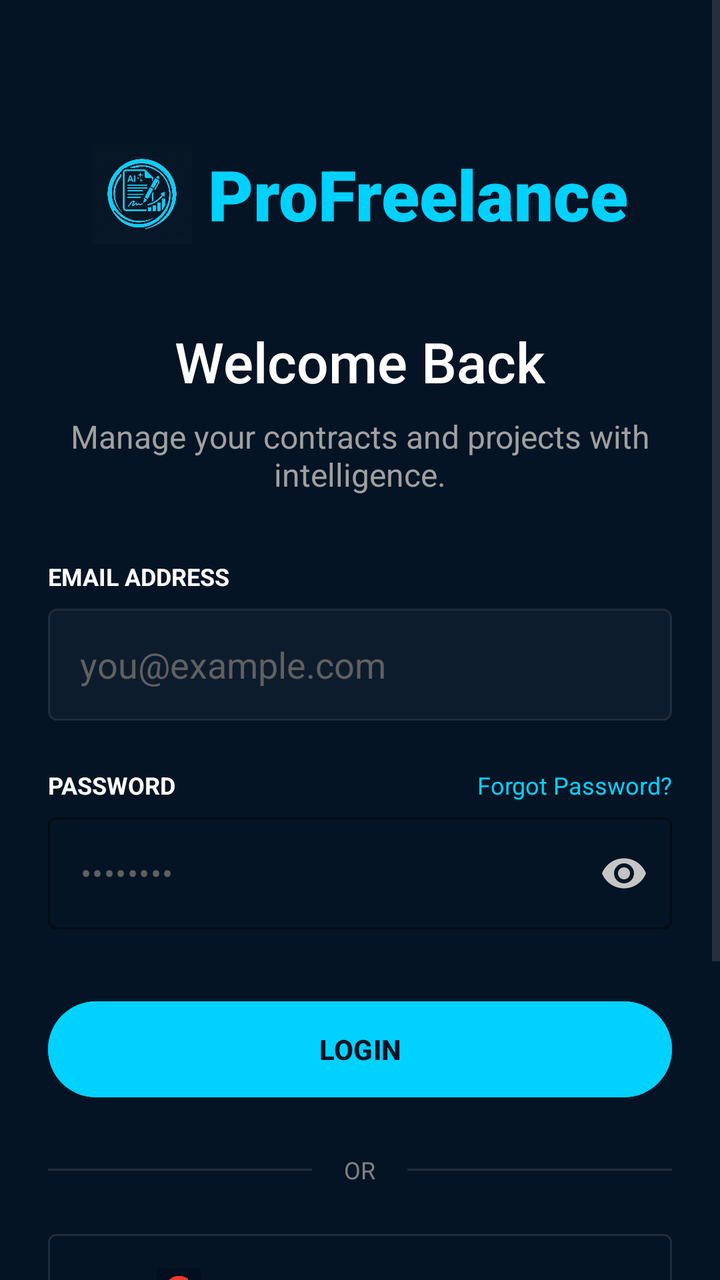
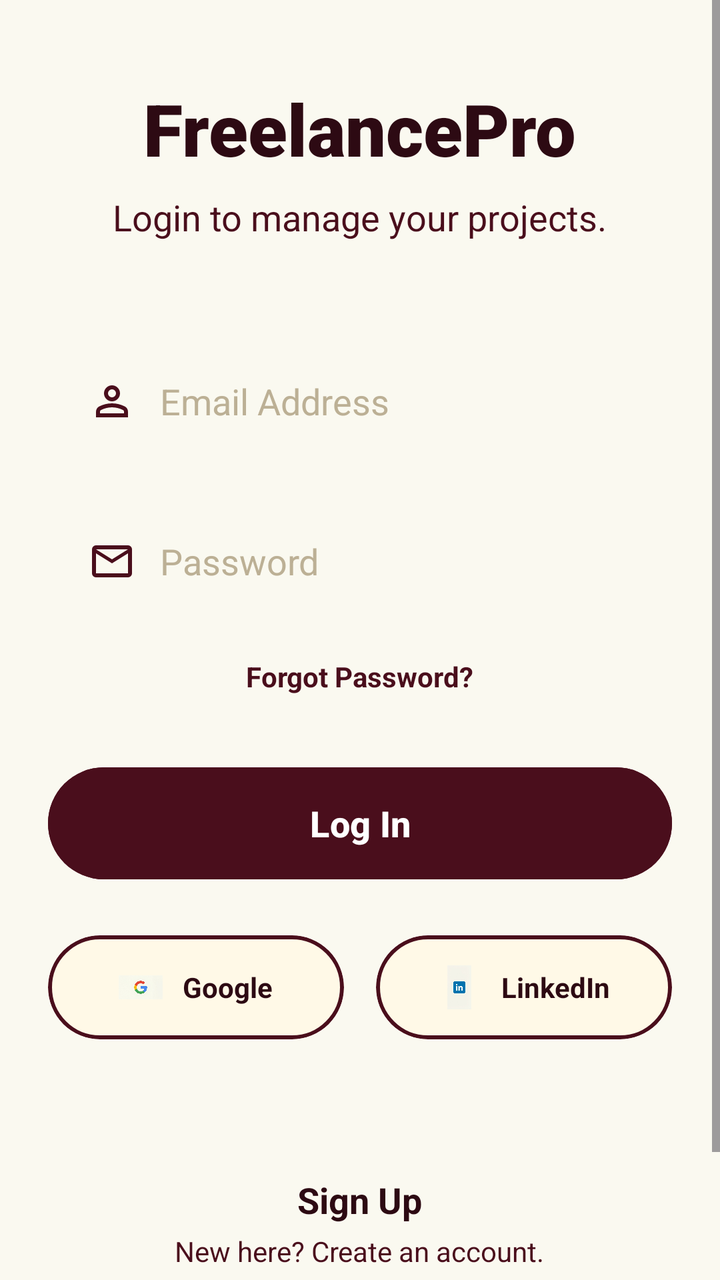

Before-and-after screenshots of an Android layout around one commit, followed by the original layout XML and the change that was made.
<!-- AndroidManifest.xml: application theme Theme.FreeLancer -->
<!-- res/layout/activity_login.xml -->
<?xml version="1.0" encoding="utf-8"?>
<ScrollView xmlns:android="http://schemas.android.com/apk/res/android"
    xmlns:app="http://schemas.android.com/apk/res-auto"
    android:layout_width="match_parent"
    android:layout_height="match_parent"
    android:background="#051424"
    android:fillViewport="true">

    <LinearLayout
        android:layout_width="match_parent"
        android:layout_height="wrap_content"
        android:orientation="vertical"
        android:padding="24dp">

        
        <LinearLayout
            android:layout_width="wrap_content"
            android:layout_height="wrap_content"
            android:layout_gravity="center_horizontal"
            android:layout_marginTop="48dp"
            android:gravity="center_vertical"
            android:orientation="horizontal">

            <ImageView
                android:id="@+id/logoIcon"
                android:layout_width="50dp"
                android:layout_height="50dp"
                android:src="@drawable/logo" />

            <TextView
                android:id="@+id/brandName"
                android:layout_width="wrap_content"
                android:layout_height="wrap_content"
                android:layout_marginStart="8dp"
                android:fontFamily="sans-serif-black"
                android:text="ProFreelance"
                android:textColor="#00D1FF"
                android:textSize="35sp" />

        </LinearLayout>


        
        <TextView
            android:id="@+id/welcomeTitle"
            android:layout_width="wrap_content"
            android:layout_height="wrap_content"
            android:layout_gravity="center_horizontal"
            android:layout_marginTop="40dp"
            android:fontFamily="sans-serif-medium"
            android:text="Welcome Back"
            android:textColor="#FFFFFF"
            android:textSize="28sp" />


        
        <TextView
            android:id="@+id/welcomeSubtitle"
            android:layout_width="match_parent"
            android:layout_height="wrap_content"
            android:layout_marginTop="8dp"
            android:gravity="center"
            android:text="Manage your contracts and projects with intelligence."
            android:textColor="#A0A0A0"
            android:textSize="16sp" />


        
        <LinearLayout
            android:id="@+id/formContainer"
            android:layout_width="match_parent"
            android:layout_height="wrap_content"
            android:layout_marginTop="32dp"
            android:orientation="vertical">

            
            <TextView
                android:layout_width="wrap_content"
                android:layout_height="wrap_content"
                android:text="EMAIL ADDRESS"
                android:textColor="#FFFFFF"
                android:textSize="12sp"
                android:textStyle="bold" />

            
            <EditText
                android:id="@+id/etEmail"
                android:layout_width="match_parent"
                android:layout_height="56dp"
                android:layout_marginTop="8dp"
                android:background="@drawable/bg_input_field"
                android:hint="you@example.com"
                android:inputType="textEmailAddress"
                android:padding="16dp"
                android:textColor="#FFFFFF"
                android:textColorHint="#606060" />


            
            <LinearLayout
                android:layout_width="match_parent"
                android:layout_height="wrap_content"
                android:layout_marginTop="24dp"
                android:gravity="center_vertical"
                android:orientation="horizontal">

                <TextView
                    android:layout_width="0dp"
                    android:layout_height="wrap_content"
                    android:layout_weight="1"
                    android:text="PASSWORD"
                    android:textColor="#FFFFFF"
                    android:textSize="12sp"
                    android:textStyle="bold" />

                <TextView
                    android:id="@+id/tvForgotPassword"
                    android:layout_width="wrap_content"
                    android:layout_height="wrap_content"
                    android:text="Forgot Password?"
                    android:textColor="#00D1FF"
                    android:textSize="12sp" />

            </LinearLayout>


            <com.google.android.material.textfield.TextInputLayout
                android:id="@+id/passwordLayout"
                android:layout_width="match_parent"
                android:layout_height="56dp"
                android:layout_marginTop="8dp"
                app:boxBackgroundMode="outline"
                app:boxBackgroundColor="#051424"
                app:boxStrokeColor="#404B5A"
                app:endIconMode="password_toggle"
                app:endIconTint="#C5C5C5"
                app:hintEnabled="false">

                <com.google.android.material.textfield.TextInputEditText
                    android:id="@+id/etPassword"
                    android:layout_width="match_parent"
                    android:layout_height="match_parent"
                    android:hint="••••••••"
                    android:inputType="textPassword"
                    android:padding="16dp"
                    android:textColor="#FFFFFF"
                    android:textColorHint="#606060"
                    android:textSize="16sp" />

            </com.google.android.material.textfield.TextInputLayout>


            
            <Button
                android:id="@+id/btnLogin"
                android:layout_width="match_parent"
                android:layout_height="56dp"
                android:layout_marginTop="32dp"
                android:backgroundTint="#00D1FF"
                android:text="LOGIN"
                android:textColor="#051424"
                android:textStyle="bold" />

        </LinearLayout>


        
        <LinearLayout
            android:id="@+id/dividerLayout"
            android:layout_width="match_parent"
            android:layout_height="wrap_content"
            android:layout_marginTop="24dp"
            android:gravity="center_vertical"
            android:orientation="horizontal">

            <View
                android:layout_width="0dp"
                android:layout_height="1dp"
                android:layout_weight="1"
                android:background="#202C3A" />

            <TextView
                android:layout_width="wrap_content"
                android:layout_height="wrap_content"
                android:layout_marginStart="16dp"
                android:layout_marginEnd="16dp"
                android:text="OR"
                android:textColor="#808080"
                android:textSize="12sp" />

            <View
                android:layout_width="0dp"
                android:layout_height="1dp"
                android:layout_weight="1"
                android:background="#202C3A" />

        </LinearLayout>


        <com.google.android.material.card.MaterialCardView
            android:id="@+id/btnGoogle"
            android:layout_width="match_parent"
            android:layout_height="56dp"
            android:layout_marginTop="24dp"
            app:cardBackgroundColor="#051424"
            app:cardCornerRadius="4dp"
            app:strokeColor="#202C3A"
            app:strokeWidth="1dp">

            <LinearLayout
                android:layout_width="match_parent"
                android:layout_height="match_parent"
                android:gravity="center"
                android:orientation="horizontal"
                android:clickable="true"
                android:focusable="true">

                <ImageView
                    android:id="@+id/googleIcon"
                    android:layout_width="22dp"
                    android:layout_height="22dp"
                    android:src="@drawable/ic_google"
                    android:contentDescription="Google"
                    android:layout_marginLeft="-5dp"/>

                <TextView
                    android:id="@+id/googleText"
                    android:layout_width="wrap_content"
                    android:layout_height="wrap_content"
                    android:layout_marginStart="12dp"
                    android:text="CONTINUE WITH GOOGLE"
                    android:textColor="#FFFFFF"
                    android:textSize="14sp"
                    android:textStyle="bold" />

            </LinearLayout>

        </com.google.android.material.card.MaterialCardView>


        
        <com.google.android.material.card.MaterialCardView
            android:id="@+id/btnLinkedIn"
            android:layout_width="match_parent"
            android:layout_height="56dp"
            android:layout_marginTop="16dp"
            app:cardBackgroundColor="#051424"
            app:cardCornerRadius="4dp"
            app:strokeColor="#202C3A"
            app:strokeWidth="1dp">

            <LinearLayout
                android:layout_width="match_parent"
                android:layout_height="match_parent"
                android:gravity="center"
                android:orientation="horizontal"
                android:clickable="true"
                android:focusable="true"
                android:foreground="?attr/selectableItemBackground">

                <ImageView
                    android:id="@+id/linkedinIcon"
                    android:layout_width="22dp"
                    android:layout_height="22dp"
                    android:src="@drawable/ic_linkedin"
                    android:contentDescription="LinkedIn"
                    android:layout_marginLeft="-5dp"/>

                <TextView
                    android:id="@+id/linkedinText"
                    android:layout_width="wrap_content"
                    android:layout_height="wrap_content"
                    android:layout_marginStart="12dp"
                    android:text="CONTINUE WITH LINKEDIN"
                    android:textColor="#FFFFFF"
                    android:textSize="14sp"
                    android:textStyle="bold" />

            </LinearLayout>

        </com.google.android.material.card.MaterialCardView>


        
        <TextView
            android:id="@+id/footerLink"
            android:layout_width="wrap_content"
            android:layout_height="wrap_content"
            android:layout_gravity="center_horizontal"
            android:layout_marginTop="40dp"
            android:layout_marginBottom="24dp"
            android:text="Don't have an account? Sign Up"
            android:textColor="#FFFFFF"
            android:textSize="14sp" />

    </LinearLayout>

</ScrollView>
<!-- resources referenced by this layout -->
<resources>
  <!-- drawable bg_input_field (drawable) -->
  <?xml version="1.0" encoding="utf-8"?>
  <shape xmlns:android="http://schemas.android.com/apk/res/android"
      android:shape="rectangle">
      <solid android:color="#0D1C2D" />
      <stroke
          android:width="1dp"
          android:color="#202C3A" />
      <corners android:radius="4dp" />
  </shape>
  <!-- drawable ic_google: jpeg bitmap (drawable, 80636 bytes) -->
  <!-- drawable ic_linkedin: jpeg bitmap (drawable, 70965 bytes) -->
  <!-- drawable logo: jpeg bitmap (drawable, 115839 bytes) -->
  <style name="Theme.FreeLancer" parent="Base.Theme.FreeLancer" />
  <style name="Base.Theme.FreeLancer" parent="Theme.Material3.DayNight.NoActionBar">
          
          
      </style>
</resources>

<!-- the commit's change to res/layout/activity_login.xml (unified diff, before → after) -->
@@ -3,295 +3,241 @@
     xmlns:app="http://schemas.android.com/apk/res-auto"
     android:layout_width="match_parent"
     android:layout_height="match_parent"
-    android:background="#051424"
+    android:background="#FAF9F0"
     android:fillViewport="true">
 
     <LinearLayout
         android:layout_width="match_parent"
         android:layout_height="wrap_content"
+        android:gravity="center_horizontal"
         android:orientation="vertical"
         android:padding="24dp">
 
+
+        <TextView
+            android:layout_width="wrap_content"
+            android:layout_height="wrap_content"
+            android:layout_marginTop="16dp"
+            android:fontFamily="sans-serif-black"
+            android:text="FreelancePro"
+            android:textColor="#2D0A13"
+            android:textSize="36sp" />
+
+        <TextView
+            android:layout_width="wrap_content"
+            android:layout_height="wrap_content"
+            android:layout_marginTop="8dp"
+            android:text="Login to manage your projects."
+            android:textColor="#4A0E1C"
+            android:textSize="18sp" />
+
         
         <LinearLayout
-            android:layout_width="wrap_content"
-            android:layout_height="wrap_content"
-            android:layout_gravity="center_horizontal"
+            android:layout_width="match_parent"
+            android:layout_height="wrap_content"
             android:layout_marginTop="48dp"
-            android:gravity="center_vertical"
-            android:orientation="horizontal">
-
-            <ImageView
-                android:id="@+id/logoIcon"
-                android:layout_width="50dp"
-                android:layout_height="50dp"
-                android:src="@drawable/logo" />
-
-            <TextView
-                android:id="@+id/brandName"
-                android:layout_width="wrap_content"
-                android:layout_height="wrap_content"
-                android:layout_marginStart="8dp"
-                android:fontFamily="sans-serif-black"
-                android:text="ProFreelance"
-                android:textColor="#00D1FF"
-                android:textSize="35sp" />
-
-        </LinearLayout>
-
-
-        
-        <TextView
-            android:id="@+id/welcomeTitle"
-            android:layout_width="wrap_content"
-            android:layout_height="wrap_content"
-            android:layout_gravity="center_horizontal"
-            android:layout_marginTop="40dp"
-            android:fontFamily="sans-serif-medium"
-            android:text="Welcome Back"
-            android:textColor="#FFFFFF"
-            android:textSize="28sp" />
-
-
-        
-        <TextView
-            android:id="@+id/welcomeSubtitle"
-            android:layout_width="match_parent"
-            android:layout_height="wrap_content"
-            android:layout_marginTop="8dp"
-            android:gravity="center"
-            android:text="Manage your contracts and projects with intelligence."
-            android:textColor="#A0A0A0"
-            android:textSize="16sp" />
-
-
-        
-        <LinearLayout
-            android:id="@+id/formContainer"
-            android:layout_width="match_parent"
-            android:layout_height="wrap_content"
-            android:layout_marginTop="32dp"
             android:orientation="vertical">
 
             
+            <RelativeLayout
+                android:layout_width="match_parent"
+                android:layout_height="64dp"
+                android:paddingHorizontal="20dp">
+
+                <ImageView
+                    android:id="@+id/ic_email"
+                    android:layout_width="24dp"
+                    android:layout_height="24dp"
+                    android:layout_centerVertical="true"
+                    android:src="@drawable/ic_outline_person"
+                    app:tint="#4A0E1C" />
+
+                <EditText
+                    android:layout_width="match_parent"
+                    android:layout_height="match_parent"
+                    android:layout_toEndOf="@id/ic_email"
+                    android:layout_marginStart="12dp"
+                    android:background="@android:color/transparent"
+                    android:hint="Email Address"
+                    android:inputType="textEmailAddress"
+                    android:textColor="#2D0A13"
+                    android:textColorHint="#BCB095" />
+
+            </RelativeLayout>
+
+            
+            <RelativeLayout
+                android:layout_width="match_parent"
+                android:layout_height="64dp"
+                android:layout_marginTop="16dp"
+                android:paddingHorizontal="20dp">
+
+                <ImageView
+                    android:id="@+id/ic_lock"
+                    android:layout_width="24dp"
+                    android:layout_height="24dp"
+                    android:layout_centerVertical="true"
+                    android:src="@drawable/ic_outline_email"
+                    app:tint="#4A0E1C" />
+
+                <EditText
+                    android:layout_width="match_parent"
+                    android:layout_height="match_parent"
+                    android:layout_toEndOf="@id/ic_lock"
+                    android:layout_marginStart="12dp"
+                    android:background="@android:color/transparent"
+                    android:hint="Password"
+                    android:inputType="textPassword"
+                    android:textColor="#2D0A13"
+                    android:textColorHint="#BCB095" />
+
+            </RelativeLayout>
+
             <TextView
                 android:layout_width="wrap_content"
                 android:layout_height="wrap_content"
-                android:text="EMAIL ADDRESS"
-                android:textColor="#FFFFFF"
-                android:textSize="12sp"
+                android:layout_gravity="center_horizontal"
+                android:layout_marginTop="16dp"
+                android:text="Forgot Password?"
+                android:textColor="#4A0E1C"
+                android:textSize="14sp"
                 android:textStyle="bold" />
 
-            
-            <EditText
-                android:id="@+id/etEmail"
-                android:layout_width="match_parent"
-                android:layout_height="56dp"
-                android:layout_marginTop="8dp"
-                android:background="@drawable/bg_input_field"
-                android:hint="you@example.com"
-                android:inputType="textEmailAddress"
-                android:padding="16dp"
-                android:textColor="#FFFFFF"
-                android:textColorHint="#606060" />
-
-
-            
-            <LinearLayout
-                android:layout_width="match_parent"
-                android:layout_height="wrap_content"
-                android:layout_marginTop="24dp"
-                android:gravity="center_vertical"
-                android:orientation="horizontal">
-
-                <TextView
-                    android:layout_width="0dp"
-                    android:layout_height="wrap_content"
-                    android:layout_weight="1"
-                    android:text="PASSWORD"
-                    android:textColor="#FFFFFF"
-                    android:textSize="12sp"
-                    android:textStyle="bold" />
-
-                <TextView
-                    android:id="@+id/tvForgotPassword"
-                    android:layout_width="wrap_content"
-                    android:layout_height="wrap_content"
-                    android:text="Forgot Password?"
-                    android:textColor="#00D1FF"
-                    android:textSize="12sp" />
-
-            </LinearLayout>
-
-
-            <com.google.android.material.textfield.TextInputLayout
-                android:id="@+id/passwordLayout"
-                android:layout_width="match_parent"
-                android:layout_height="56dp"
-                android:layout_marginTop="8dp"
-                app:boxBackgroundMode="outline"
-                app:boxBackgroundColor="#051424"
-                app:boxStrokeColor="#404B5A"
-                app:endIconMode="password_toggle"
-                app:endIconTint="#C5C5C5"
-                app:hintEnabled="false">
-
-                <com.google.android.material.textfield.TextInputEditText
-                    android:id="@+id/etPassword"
+        </LinearLayout>
+
+        
+        <Button
+            android:id="@+id/btnLogin"
+            android:layout_width="match_parent"
+            android:layout_height="64dp"
+            android:layout_marginTop="32dp"
+            android:backgroundTint="#4A0E1C"
+            android:text="Log In"
+            android:textAllCaps="false"
+            android:textColor="#FFFFFF"
+            android:textSize="18sp"
+            android:textStyle="bold"
+            app:cornerRadius="32dp" />
+
+        
+        <LinearLayout
+            android:layout_width="match_parent"
+            android:layout_height="wrap_content"
+            android:layout_marginTop="24dp"
+            android:orientation="horizontal">
+
+            <com.google.android.material.card.MaterialCardView
+                android:id="@+id/btnGoogle"
+                android:layout_width="0dp"
+                android:layout_height="52dp"
+                android:layout_weight="1"
+                android:layout_marginEnd="8dp"
+                android:clickable="true"
+                android:focusable="true"
+                android:foreground="?attr/selectableItemBackground"
+                app:cardBackgroundColor="#FFF9E7"
+                app:cardCornerRadius="26dp"
+                app:strokeColor="#4A0E1C"
+                app:strokeWidth="2dp">
+
+                <LinearLayout
                     android:layout_width="match_parent"
                     android:layout_height="match_parent"
-                    android:hint="••••••••"
-                    android:inputType="textPassword"
-                    android:padding="16dp"
-                    android:textColor="#FFFFFF"
-                    android:textColorHint="#606060"
-                    android:textSize="16sp" />
-
-            </com.google.android.material.textfield.TextInputLayout>
-
+                    android:gravity="center"
+                    android:orientation="horizontal">
+
+                    <ImageView
+                        android:id="@+id/googleIcon"
+                        android:layout_width="22dp"
+                        android:layout_height="22dp"
+                        android:src="@drawable/ic_google"
+                        android:contentDescription="Google" />
+
+                    <TextView
+                        android:id="@+id/googleText"
+                        android:layout_width="wrap_content"
+                        android:layout_height="wrap_content"
+                        android:layout_marginStart="10dp"
+                        android:text="Google"
+                        android:textColor="#2D0A13"
+                        android:textSize="14sp"
+                        android:textStyle="bold" />
+
+                </LinearLayout>
+
+            </com.google.android.material.card.MaterialCardView>
 
             
-            <Button
-                android:id="@+id/btnLogin"
-                android:layout_width="match_parent"
-                android:layout_height="56dp"
-                android:layout_marginTop="32dp"
-                android:backgroundTint="#00D1FF"
-                android:text="LOGIN"
-                android:textColor="#051424"
-                android:textStyle="bold" />
-
-        </LinearLayout>
-
-
-        
-        <LinearLayout
-            android:id="@+id/dividerLayout"
-            android:layout_width="match_parent"
-            android:layout_height="wrap_content"
-            android:layout_marginTop="24dp"
-            android:gravity="center_vertical"
-            android:orientation="horizontal">
-
-            <View
+
+            <com.google.android.material.card.MaterialCardView
+                android:id="@+id/btnLinkedIn"
                 android:layout_width="0dp"
-                android:layout_height="1dp"
+                android:layout_height="52dp"
                 android:layout_weight="1"
-                android:background="#202C3A" />
-
-            <TextView
-                android:layout_width="wrap_content"
-                android:layout_height="wrap_content"
-                android:layout_marginStart="16dp"
-                android:layout_marginEnd="16dp"
-                android:text="OR"
-                android:textColor="#808080"
-                android:textSize="12sp" />
-
-            <View
-                android:layout_width="0dp"
-                android:layout_height="1dp"
-                android:layout_weight="1"
-                android:background="#202C3A" />
-
-        </LinearLayout>
-
-
-        <com.google.android.material.card.MaterialCardView
-            android:id="@+id/btnGoogle"
-            android:layout_width="match_parent"
-            android:layout_height="56dp"
-            android:layout_marginTop="24dp"
-            app:cardBackgroundColor="#051424"
-            app:cardCornerRadius="4dp"
-            app:strokeColor="#202C3A"
-            app:strokeWidth="1dp">
+                android:layout_marginStart="8dp"
+                android:clickable="true"
+                android:focusable="true"
+                android:foreground="?attr/selectableItemBackground"
+                app:cardBackgroundColor="#FFF9E7"
+                app:cardCornerRadius="26dp"
+                app:strokeColor="#4A0E1C"
+                app:strokeWidth="2dp">
 
             <LinearLayout
                 android:layout_width="match_parent"
                 android:layout_height="match_parent"
                 android:gravity="center"
-                android:orientation="horizontal"
-                android:clickable="true"
-                android:focusable="true">
-
-                <ImageView
-                    android:id="@+id/googleIcon"
-                    android:layout_width="22dp"
-                    android:layout_height="22dp"
-                    android:src="@drawable/ic_google"
-                    android:contentDescription="Google"
-                    android:layout_marginLeft="-5dp"/>
-
-                <TextView
-                    android:id="@+id/googleText"
-                    android:layout_width="wrap_content"
-                    android:layout_height="wrap_content"
-                    android:layout_marginStart="12dp"
-                    android:text="CONTINUE WITH GOOGLE"
-                    android:textColor="#FFFFFF"
-                    android:textSize="14sp"
-                    android:textStyle="bold" />
-
-            </LinearLayout>
-
-        </com.google.android.material.card.MaterialCardView>
-
-
-        
-        <com.google.android.material.card.MaterialCardView
-            android:id="@+id/btnLinkedIn"
-            android:layout_width="match_parent"
-            android:layout_height="56dp"
-            android:layout_marginTop="16dp"
-            app:cardBackgroundColor="#051424"
-            app:cardCornerRadius="4dp"
-            app:strokeColor="#202C3A"
-            app:strokeWidth="1dp">
-
-            <LinearLayout
-                android:layout_width="match_parent"
-                android:layout_height="match_parent"
-                android:gravity="center"
-                android:orientation="horizontal"
-                android:clickable="true"
-                android:focusable="true"
-                android:foreground="?attr/selectableItemBackground">
+                android:orientation="horizontal">
 
                 <ImageView
                     android:id="@+id/linkedinIcon"
                     android:layout_width="22dp"
                     android:layout_height="22dp"
                     android:src="@drawable/ic_linkedin"
-                    android:contentDescription="LinkedIn"
-                    android:layout_marginLeft="-5dp"/>
+                    android:contentDescription="LinkedIn" />
 
                 <TextView
                     android:id="@+id/linkedinText"
                     android:layout_width="wrap_content"
                     android:layout_height="wrap_content"
-                    android:layout_marginStart="12dp"
-                    android:text="CONTINUE WITH LINKEDIN"
-                    android:textColor="#FFFFFF"
+                    android:layout_marginStart="10dp"
+                    android:text="LinkedIn"
+                    android:textColor="#2D0A13"
                     android:textSize="14sp"
                     android:textStyle="bold" />
-
             </LinearLayout>
-
-        </com.google.android.material.card.MaterialCardView>
-
-
-        
-        <TextView
-            android:id="@+id/footerLink"
-            android:layout_width="wrap_content"
-            android:layout_height="wrap_content"
-            android:layout_gravity="center_horizontal"
-            android:layout_marginTop="40dp"
-            android:layout_marginBottom="24dp"
-            android:text="Don't have an account? Sign Up"
-            android:textColor="#FFFFFF"
-            android:textSize="14sp" />
+            </com.google.android.material.card.MaterialCardView>
+
+            </LinearLayout>
+
+        
+        <LinearLayout
+            android:layout_width="match_parent"
+            android:layout_height="wrap_content"
+            android:layout_marginTop="48dp"
+            android:layout_marginBottom="32dp"
+            android:gravity="center"
+            android:orientation="vertical"
+            android:padding="20dp">
+
+            <TextView
+                android:layout_width="wrap_content"
+                android:layout_height="wrap_content"
+                android:text="Sign Up"
+                android:textColor="#2D0A13"
+                android:textSize="18sp"
+                android:textStyle="bold" />
+
+            <TextView
+                android:id="@+id/footerLink"
+                android:layout_width="wrap_content"
+                android:layout_height="wrap_content"
+                android:layout_marginTop="4dp"
+                android:text="New here? Create an account."
+                android:textColor="#4A0E1C"
+                android:textSize="14sp" />
+
+        </LinearLayout>
 
     </LinearLayout>
 
<!-- resource entries referenced after the edit -->
@@ -1,18 +1,29 @@
 <!-- resources referenced by this layout -->
 <resources>
-  <!-- drawable bg_input_field (drawable) -->
+  <!-- drawable ic_google: jpeg bitmap (drawable, 29392 bytes) -->
+  <!-- drawable ic_linkedin: jpeg bitmap (drawable, 18335 bytes) -->
+  <!-- drawable ic_outline_email (drawable) -->
   <?xml version="1.0" encoding="utf-8"?>
-  <shape xmlns:android="http://schemas.android.com/apk/res/android"
-      android:shape="rectangle">
-      <solid android:color="#0D1C2D" />
-      <stroke
-          android:width="1dp"
-          android:color="#202C3A" />
-      <corners android:radius="4dp" />
-  </shape>
-  <!-- drawable ic_google: jpeg bitmap (drawable, 80636 bytes) -->
-  <!-- drawable ic_linkedin: jpeg bitmap (drawable, 70965 bytes) -->
-  <!-- drawable logo: jpeg bitmap (drawable, 115839 bytes) -->
+  <vector xmlns:android="http://schemas.android.com/apk/res/android"
+      android:width="24dp"
+      android:height="24dp"
+      android:viewportWidth="960"
+      android:viewportHeight="960">
+      <path
+          android:fillColor="#2D0A13"
+          android:pathData="M160,800Q127,800 103.5,776.5Q80,753 80,720L80,240Q80,207 103.5,183.5Q127,160 160,160L800,160Q833,160 856.5,183.5Q880,207 880,240L880,720Q880,753 856.5,776.5Q833,800 800,800L160,800ZM480,520L160,320L160,720Q160,720 160,720Q160,720 160,720L800,720Q800,720 800,720Q800,720 800,720L800,320L480,520ZM480,440L800,240L160,240L480,440ZM160,320L160,240L160,240L160,320L160,720Q160,720 160,720Q160,720 160,720L160,720Q160,720 160,720Q160,720 160,720L160,320Z"/>
+  </vector>
+  <!-- drawable ic_outline_person (drawable) -->
+  <?xml version="1.0" encoding="utf-8"?>
+  <vector xmlns:android="http://schemas.android.com/apk/res/android"
+      android:width="24dp"
+      android:height="24dp"
+      android:viewportWidth="960"
+      android:viewportHeight="960">
+      <path
+          android:fillColor="#2D0A13"
+          android:pathData="M367,433Q320,386 320,320Q320,254 367,207Q414,160 480,160Q546,160 593,207Q640,254 640,320Q640,386 593,433Q546,480 480,480Q414,480 367,433ZM160,800L160,688Q160,654 177.5,625.5Q195,597 224,582Q286,551 350,535.5Q414,520 480,520Q546,520 610,535.5Q674,551 736,582Q765,597 782.5,625.5Q800,654 800,688L800,800L160,800ZM240,720L720,720L720,688Q720,677 714.5,668Q709,659 700,654Q646,627 591,613.5Q536,600 480,600Q424,600 369,613.5Q314,627 260,654Q251,659 245.5,668Q240,677 240,688L240,720ZM536.5,376.5Q560,353 560,320Q560,287 536.5,263.5Q513,240 480,240Q447,240 423.5,263.5Q400,287 400,320Q400,353 423.5,376.5Q447,400 480,400Q513,400 536.5,376.5ZM480,320Q480,320 480,320Q480,320 480,320Q480,320 480,320Q480,320 480,320Q480,320 480,320Q480,320 480,320Q480,320 480,320Q480,320 480,320ZM480,720L480,720Q480,720 480,720Q480,720 480,720Q480,720 480,720Q480,720 480,720Q480,720 480,720Q480,720 480,720Q480,720 480,720Q480,720 480,720L480,720Z"/>
+  </vector>
   <style name="Theme.FreeLancer" parent="Base.Theme.FreeLancer" />
   <style name="Base.Theme.FreeLancer" parent="Theme.Material3.DayNight.NoActionBar">
           
